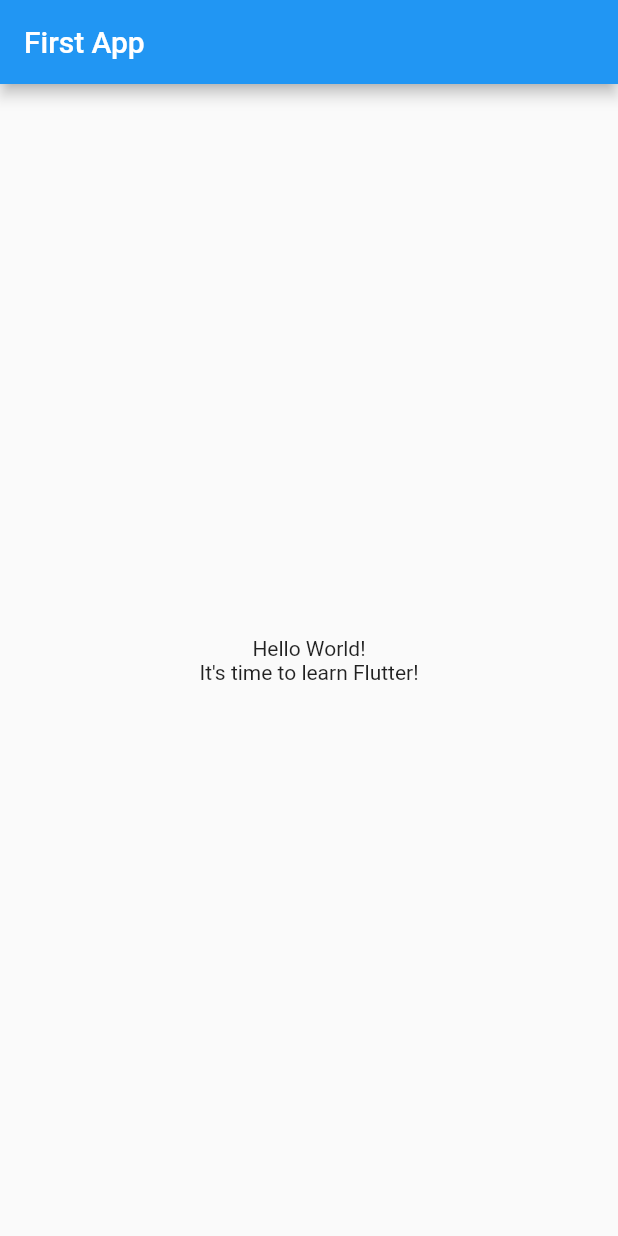
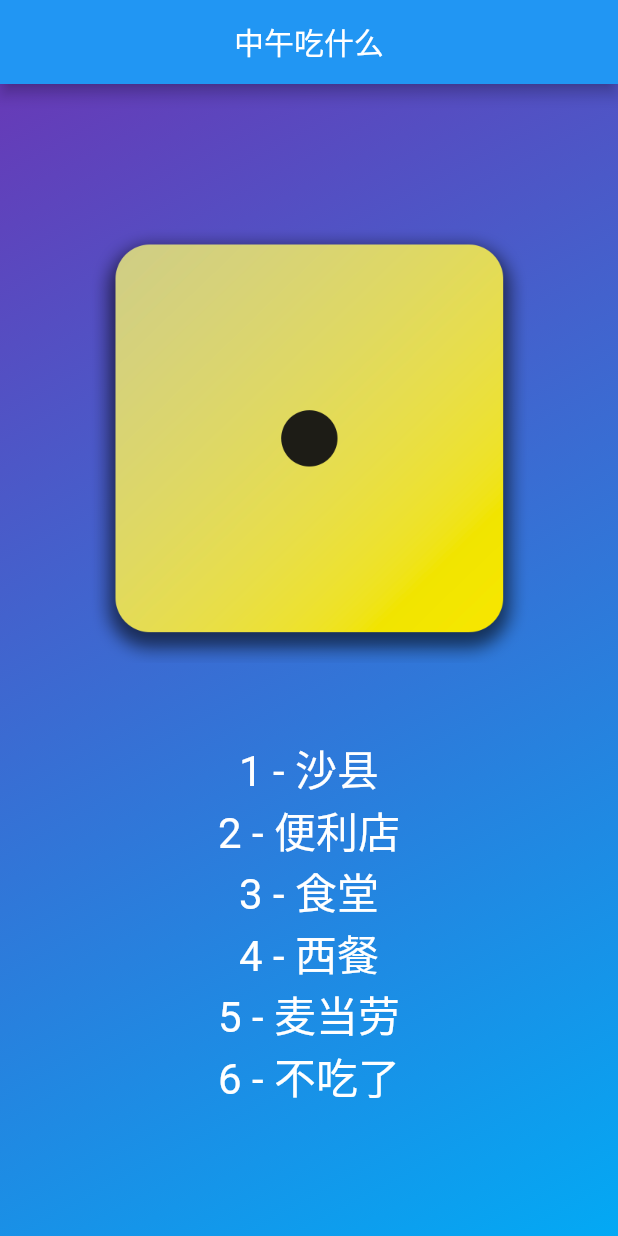
Before and after one commit to CrystalCAI11/flutter-demo, a Flutter app: the screen it shows after launch, on a phone screen of 412 x 824 dp. Run offline on Flutter 3.47's test engine with Material 2 defaults, Android fonts, the phone set to English and light mode, and no system bars; our stand-ins replace get.

Commit message:
a dice roller demo

```diff
--- /dev/null
+++ b/lib/bindings/dice_binding.dart
@@ -0,0 +1,9 @@
+import '../controllers/dice_controller.dart';
+import 'package:get/get.dart';
+
+class DiceBinding implements Bindings {
+  @override
+  void dependencies() {
+    Get.lazyPut(() => DiceController());
+  }
+}
--- /dev/null
+++ b/lib/controllers/dice_controller.dart
@@ -0,0 +1,33 @@
+import 'package:flutter/animation.dart';
+import 'package:get/get.dart';
+import 'dart:math';
+
+class DiceController extends GetxController
+    with GetSingleTickerProviderStateMixin {
+  final count = 0.obs;
+  late AnimationController animationController;
+  final isCanTap = true.obs;
+
+  @override
+  void onInit() {
+    super.onInit();
+    count.value = 1;
+    animationController = AnimationController(
+      vsync: this,
+      duration: const Duration(microseconds: 500),
+    );
+  }
+
+  void rollDice() {
+    if (isCanTap.value) {
+      isCanTap.value = false; // 动画中点击无效
+      animationController.repeat();
+      Future.delayed(const Duration(milliseconds: 500), () {
+        Random random = Random();
+        count.value = random.nextInt(6) + 1;
+        animationController.reset();
+        isCanTap.value = true;
+      });
+    }
+  }
+}
--- a/lib/main.dart
+++ b/lib/main.dart
@@ -1,4 +1,7 @@
 import 'package:flutter/material.dart';
+import '../bindings/dice_binding.dart';
+import '../views/dice_view.dart';
+import 'package:get/get.dart';
 
 void main() {
   runApp(const MyApp());
@@ -9,28 +12,14 @@ class MyApp extends StatelessWidget {
 
   @override
   Widget build(BuildContext context) {
-    return MaterialApp(
-      title: 'Flutter Demo',
+    return GetMaterialApp(
+      title: '中午吃什么',
+      initialRoute: '/home',
+      getPages: [
+        GetPage(name: '/home', page: () => const Home(), binding: DiceBinding())
+      ],
       theme: ThemeData(
         primarySwatch: Colors.blue,
-      ),
-      home: Scaffold(
-        appBar: AppBar(
-          title: const Text('First App'),
-        ),
-        body: Center(
-          child: Column(
-            mainAxisAlignment: MainAxisAlignment.center,
-            children: const [
-              Text(
-                'Hello World!',
-              ),
-              Text(
-                'It\'s time to learn Flutter!',
-              ),
-            ],
-          ),
-        ),
       ),
     );
   }
--- /dev/null
+++ b/lib/views/dice_view.dart
@@ -0,0 +1,24 @@
+import 'package:flutter/material.dart';
+import 'package:get/get.dart';
+
+import '../controllers/dice_controller.dart';
+import '../widgets/dice.dart';
+import '../widgets/gradient_container.dart';
+
+class Home extends GetView<DiceController> {
+  const Home({super.key});
+
+  @override
+  Widget build(context) {
+    return Scaffold(
+      appBar: AppBar(
+        centerTitle: true,
+        title: const Text('中午吃什么'),
+      ),
+      body: GradientContainer.purple(
+          child: Dice(
+        options: const ['沙县', '便利店', '食堂', '西餐', '麦当劳', '不吃了'],
+      )),
+    );
+  }
+}
--- /dev/null
+++ b/lib/widgets/dice.dart
@@ -0,0 +1,55 @@
+import 'package:flutter/material.dart';
+import 'package:get/get.dart';
+
+import '../controllers/dice_controller.dart';
+
+class Dice extends StatelessWidget {
+  Dice({super.key, required this.options});
+
+  final List<String> options;
+  final DiceController controller = Get.find();
+
+  @override
+  Widget build(BuildContext context) {
+    return Center(
+      child: Column(
+        mainAxisSize: MainAxisSize.min,
+        children: [
+          GestureDetector(
+            onTap: () {
+              controller.rollDice();
+            },
+            child: RotationTransition(
+              turns: Tween(begin: 0.0, end: 1.0)
+                  .animate(controller.animationController),
+              child: Obx(() => Image.asset(
+                    'assets/dice-${controller.count}.png',
+                    width: 300,
+                  )),
+            ),
+          ),
+          const SizedBox(height: 50),
+          Column(
+            children: options.map((option) {
+              int index = options.indexOf(option);
+              return _Text('${index + 1} - $option');
+            }).toList(),
+          )
+        ],
+      ),
+    );
+  }
+}
+
+class _Text extends StatelessWidget {
+  const _Text(this.text);
+  final String text;
+
+  @override
+  Widget build(BuildContext context) {
+    return Text(
+      text,
+      style: const TextStyle(color: Colors.white, fontSize: 28),
+    );
+  }
+}
--- /dev/null
+++ b/lib/widgets/gradient_container.dart
@@ -0,0 +1,32 @@
+import 'package:flutter/material.dart';
+
+class GradientContainer extends StatelessWidget {
+  const GradientContainer({
+    required this.color1,
+    required this.color2,
+    required this.child,
+    super.key,
+  });
+
+  // 可以写多个constructor
+  const GradientContainer.purple({super.key, required this.child})
+      : color1 = Colors.deepPurple,
+        color2 = Colors.lightBlue;
+
+  final Color color1;
+  final Color color2;
+  final Widget child;
+
+  @override
+  Widget build(BuildContext context) {
+    return Container(
+      decoration: BoxDecoration(
+        gradient: LinearGradient(
+            colors: [color1, color2],
+            begin: Alignment.topLeft,
+            end: Alignment.bottomRight),
+      ),
+      child: child,
+    );
+  }
+}
```
Also changed, not shown: pubspec.yaml (+11 -2 lines), assets/dice-1.png (added), assets/dice-2.png (added), assets/dice-3.png (added), assets/dice-4.png (added), assets/dice-5.png (added), assets/dice-6.png (added), pubspec.lock.
